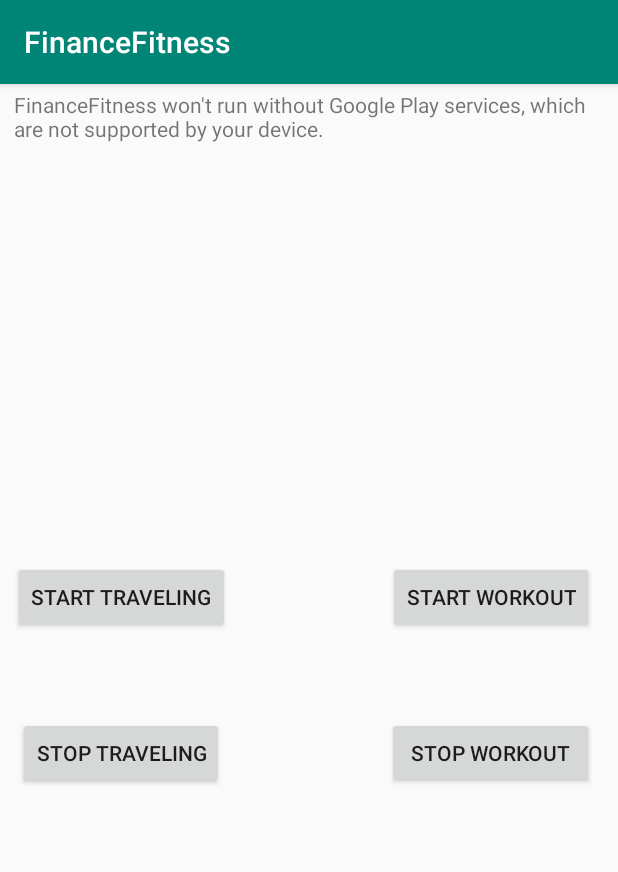
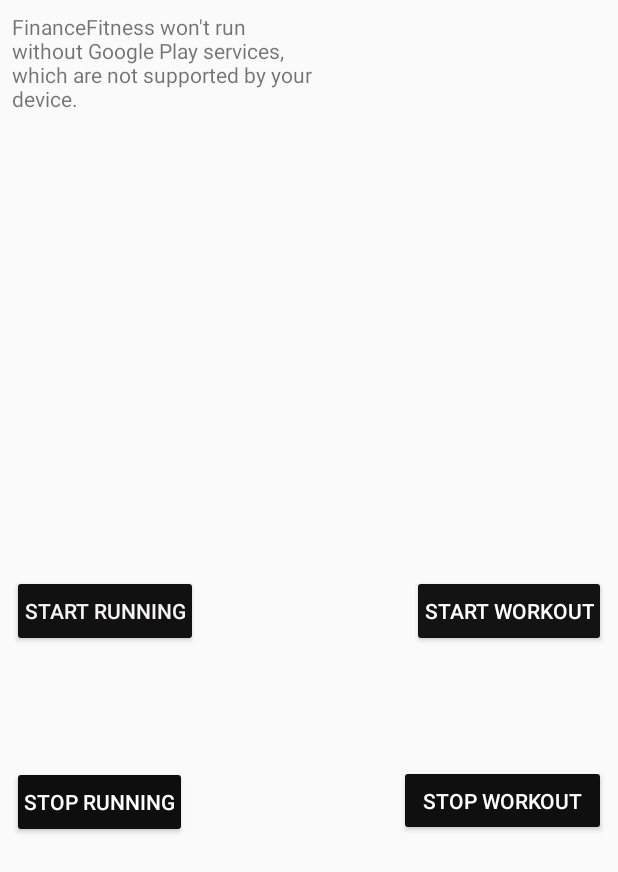
Before and after one commit to wedunsto/FinanceFitness, an Android app: the screen it shows after launch (MainActivity), on a phone screen of 412 x 824 dp. Shown: the top 872 px of the screen. Run offline under Robolectric (Android 15) with nearby library versions, the phone set to English and light mode, and no system bars; libraries missing offline, so code that uses them is left out: com.google.maps.android.

Commit message:
Adjusted color of buttons and component placement

```diff
--- a/app/src/main/java/com/example/financefitness/CalculateBudget.java
+++ b/app/src/main/java/com/example/financefitness/CalculateBudget.java
@@ -23,17 +23,18 @@ public class CalculateBudget {
 
     public void calculateTimeWorkedOut(WorkOutTimer workOutTimer){//Used to display additional money earned working out
         timeWorkedOut = workOutTimer.getTotalTimeWorkedOut();
-        fundsGeneratedWorkingOut += (timeWorkedOut*fundsPerMinute);
+        fundsGeneratedWorkingOut = (timeWorkedOut*fundsPerMinute);
+        totalFundsGenerated += fundsGeneratedWorkingOut;
     }
 
     public void calculateDistanceTraveled(LatLng start, LatLng stop){//Used to display additional money earned running
         distanceTraveled = (SphericalUtil.computeDistanceBetween(start,stop)) * (0.000621371);//gets distance traveled walking in miles
-        fundsGeneratedRunning += (distanceTraveled*fundsPerMile);
+        fundsGeneratedRunning = (distanceTraveled*fundsPerMile);
+        totalFundsGenerated += fundsGeneratedRunning;
     }
 
     public void displayFundsGenerated(TextView textView){
-        totalFundsGenerated = fundsGeneratedWorkingOut + fundsGeneratedRunning;
-        textView.setText("$"+String.format("%.2f",totalFundsGenerated));
+        textView.setText("$"+String.format("%.2f",totalFundsGenerated));//sets the text view to the total funds generated
     }
 
     public double getDistanceTraveled(){
--- a/app/src/main/java/com/example/financefitness/MainActivity.java
+++ b/app/src/main/java/com/example/financefitness/MainActivity.java
@@ -13,6 +13,9 @@ import android.support.v4.app.NotificationManagerCompat;
 import android.support.v7.app.AppCompatActivity;
 import android.os.Bundle;
 import android.view.View;
+import android.view.Window;
+import android.view.WindowManager;
+import android.widget.Button;
 import android.widget.TextView;
 
 import com.google.android.gms.location.FusedLocationProviderClient;
@@ -39,6 +42,11 @@ public class MainActivity extends AppCompatActivity implements OnMapReadyCallbac
     private TextView workOutTime;//Used to display total time working out
     private TextView fundsGenerated;//Used to display total funds generated working out and running
 
+    private Button startRunningButton;//Used to augment start running button
+    private Button stopRunningButton;//Used to augment stop running button
+    private Button startWorkout;//Used to augment start workout button
+    private Button stopWorkout;//Used to augment stop workout button
+
     private WorkOutTimer workOutTimer;//Used to gain access to class variables and methods
     private CalculateBudget calculateBudget;//Used to gain access to class variables and methods
 
@@ -62,6 +70,11 @@ public class MainActivity extends AppCompatActivity implements OnMapReadyCallbac
         totalDistanceTraveled = findViewById(R.id.distanceTraveled);
         workOutTime = findViewById(R.id.workOutTime);
         fundsGenerated = findViewById(R.id.fundsGenerated);
+        startRunningButton = findViewById(R.id.startButton);
+        stopRunningButton = findViewById(R.id.stopButton);
+        startWorkout = findViewById(R.id.startWorkOut);
+        stopWorkout = findViewById(R.id.stopWorkOut);
+
         workOutTimer = new  WorkOutTimer();
         calculateBudget = new CalculateBudget();
     }
@@ -72,6 +85,7 @@ public class MainActivity extends AppCompatActivity implements OnMapReadyCallbac
     }
 
     public void setStartLocation(View view){//Used to set the start location on the google map
+        startRunningButton.setText("Lets start running!");
         getStartLocation = LocationServices.getFusedLocationProviderClient(this);
         try{
             final Task<Location> task = getStartLocation.getLastLocation();
@@ -91,6 +105,7 @@ public class MainActivity extends AppCompatActivity implements OnMapReadyCallbac
     }
 
     public void setStopLocation(View view){//Used to set the stop location  on the google map
+        startRunningButton.setText("Start Traveling");
         getStopLocation = LocationServices.getFusedLocationProviderClient(this);
         try{
             final Task<Location> task = getStopLocation.getLastLocation();
@@ -102,6 +117,11 @@ public class MainActivity extends AppCompatActivity implements OnMapReadyCallbac
                     mMap.moveCamera(CameraUpdateFactory.newLatLngZoom(stopLocation,15));
                     mMap.addMarker(new MarkerOptions().position(stopLocation));//adds a marker at stop location
                     drawTravel();
+                    notifyMe("Running Update"
+                            ,"Ran for: "+calculateBudget.getDistanceTraveled()+" miles"
+                            ,"Displays how far you ran"
+                            ,"2");
+                    calculateBudget.calculateDistanceTraveled(startLocation,stopLocation);//calculates funds generated running
                     totalDistanceTraveled.setText("Traveled: "+calculateBudget.getDistanceTraveled()+" miles");//sets the text to the distance traveled
                     calculateBudget.displayFundsGenerated(fundsGenerated);//updates the text to the total funds generated
                     startLocation = stopLocation;//updates the start location to the stop location
@@ -123,11 +143,12 @@ public class MainActivity extends AppCompatActivity implements OnMapReadyCallbac
     }
 
     public void startTimer(View view){//Used to start the workout time
+        startWorkout.setText("Lets start working out!");
         workOutTimer.startWorkoutTimer(workOutTime);
     }
 
     public void stopTimer(View view){//Used to stop the workout timer
-        calculateBudget.calculateTimeWorkedOut(workOutTimer);//Used to calculate the money earned working out
+        startWorkout.setText("Start Workout");
         notifyMe("Workout Update"
                 ,"Workout Duration: "+workOutTimer.getTotalTimeWorkedOut()
                 ,"Displays how long you worked out"
--- a/app/src/main/java/com/example/financefitness/WorkOutTimer.java
+++ b/app/src/main/java/com/example/financefitness/WorkOutTimer.java
@@ -13,7 +13,7 @@ public class WorkOutTimer {
         countdown = new CountDownTimer(3_600_000,1000){//displays time spent working out
             @Override
             public void onTick(long millisUntilFinished) {
-                totalTimeWorkedOut = (59-((millisUntilFinished/60000)));
+                totalTimeWorkedOut = (59-(millisUntilFinished/60000));
                 secondsPassed +=1;
                 if(secondsPassed>59){//when seconds left equals 0 reset to 59
                     secondsPassed=0;
--- a/app/src/main/res/layout/activity_main.xml
+++ b/app/src/main/res/layout/activity_main.xml
@@ -9,104 +9,152 @@
     <fragment
         android:id="@+id/map"
         android:name="com.google.android.gms.maps.SupportMapFragment"
-        android:layout_width="393dp"
-        android:layout_height="306dp"
+        android:layout_width="202dp"
+        android:layout_height="290dp"
+        android:layout_margin="8dp"
         android:layout_marginStart="8dp"
-        android:layout_marginLeft="8dp"
-        android:layout_marginTop="4dp"
+        android:layout_marginTop="8dp"
+        android:layout_marginEnd="8dp"
+        android:layout_marginBottom="8dp"
+        app:layout_constraintBottom_toBottomOf="parent"
         app:layout_constraintEnd_toEndOf="parent"
-        app:layout_constraintHorizontal_bias="0.1"
+        app:layout_constraintHorizontal_bias="0.0"
         app:layout_constraintStart_toStartOf="parent"
-        app:layout_constraintTop_toTopOf="parent" />
+        app:layout_constraintTop_toTopOf="parent"
+        app:layout_constraintVertical_bias="0.0" />
 
     <Button
         android:id="@+id/startButton"
         android:layout_width="wrap_content"
         android:layout_height="wrap_content"
+        android:layout_margin="8dp"
         android:layout_marginStart="8dp"
         android:layout_marginTop="8dp"
         android:layout_marginEnd="8dp"
+        android:layout_marginBottom="8dp"
+        android:backgroundTint="#111111"
         android:onClick="setStartLocation"
-        android:text="Start Traveling"
-        app:layout_constraintEnd_toStartOf="@+id/stopWorkOut"
-        app:layout_constraintHorizontal_bias="0.004"
+        android:padding="8dp"
+        android:text="Start Running"
+        android:textColor="#F7F3F3"
+        app:layout_constraintBottom_toBottomOf="parent"
+        app:layout_constraintEnd_toEndOf="parent"
+        app:layout_constraintHorizontal_bias="0.0"
         app:layout_constraintStart_toStartOf="parent"
-        app:layout_constraintTop_toBottomOf="@+id/map" />
+        app:layout_constraintTop_toTopOf="parent"
+        app:layout_constraintVertical_bias="0.494" />
 
     <Button
         android:id="@+id/stopButton"
         android:layout_width="wrap_content"
         android:layout_height="wrap_content"
+        android:layout_margin="8dp"
         android:layout_marginStart="8dp"
-        android:layout_marginTop="56dp"
+        android:layout_marginTop="8dp"
         android:layout_marginEnd="8dp"
+        android:layout_marginBottom="8dp"
+        android:backgroundTint="#0E0E0E"
         android:onClick="setStopLocation"
-        android:text="Stop Traveling"
-        app:layout_constraintEnd_toStartOf="@+id/startWorkOut"
-        app:layout_constraintHorizontal_bias="0.039"
+        android:padding="8dp"
+        android:text="Stop Running"
+        android:textColor="#FFFFFF"
+        app:layout_constraintBottom_toBottomOf="parent"
+        app:layout_constraintEnd_toEndOf="parent"
+        app:layout_constraintHorizontal_bias="0.0"
         app:layout_constraintStart_toStartOf="parent"
-        app:layout_constraintTop_toBottomOf="@+id/startButton" />
+        app:layout_constraintTop_toTopOf="parent"
+        app:layout_constraintVertical_bias="0.661" />
 
     <Button
         android:id="@+id/startWorkOut"
         android:layout_width="wrap_content"
         android:layout_height="wrap_content"
+        android:layout_margin="8dp"
+        android:layout_marginStart="8dp"
         android:layout_marginTop="8dp"
-        android:layout_marginEnd="16dp"
+        android:layout_marginEnd="8dp"
+        android:layout_marginBottom="8dp"
+        android:backgroundTint="#131313"
         android:onClick="startTimer"
+        android:padding="8dp"
         android:text="Start Workout"
+        android:textColor="#FFFFFF"
+        app:layout_constraintBottom_toBottomOf="parent"
         app:layout_constraintEnd_toEndOf="parent"
-        app:layout_constraintTop_toBottomOf="@+id/map" />
+        app:layout_constraintHorizontal_bias="1.0"
+        app:layout_constraintStart_toStartOf="parent"
+        app:layout_constraintTop_toTopOf="parent"
+        app:layout_constraintVertical_bias="0.494" />
 
     <Button
         android:id="@+id/stopWorkOut"
         android:layout_width="138dp"
         android:layout_height="47dp"
-        android:layout_marginTop="112dp"
-        android:layout_marginEnd="16dp"
+        android:layout_margin="8dp"
+        android:layout_marginStart="8dp"
+        android:layout_marginTop="8dp"
+        android:layout_marginEnd="8dp"
+        android:layout_marginBottom="8dp"
+        android:backgroundTint="#0F0F0F"
         android:onClick="stopTimer"
+        android:padding="8dp"
         android:text="Stop Workout"
+        android:textColor="#FFFFFF"
+        app:layout_constraintBottom_toBottomOf="parent"
         app:layout_constraintEnd_toEndOf="parent"
-        app:layout_constraintTop_toBottomOf="@+id/map" />
+        app:layout_constraintHorizontal_bias="1.0"
+        app:layout_constraintStart_toStartOf="parent"
+        app:layout_constraintTop_toTopOf="parent"
+        app:layout_constraintVertical_bias="0.66" />
 
     <TextView
         android:id="@+id/distanceTraveled"
-        android:layout_width="222dp"
-        android:layout_height="40dp"
-        android:layout_marginStart="16dp"
+        android:layout_width="121dp"
+        android:layout_height="38dp"
+        android:layout_margin="8dp"
+        android:layout_marginStart="8dp"
         android:layout_marginTop="8dp"
         android:layout_marginEnd="8dp"
         android:layout_marginBottom="8dp"
+        android:padding="8dp"
         android:text=""
-        app:layout_constraintBottom_toTopOf="@+id/stopButton"
-        app:layout_constraintEnd_toStartOf="@+id/workOutTime"
+        app:layout_constraintBottom_toBottomOf="parent"
+        app:layout_constraintEnd_toEndOf="parent"
         app:layout_constraintHorizontal_bias="0.0"
         app:layout_constraintStart_toStartOf="parent"
-        app:layout_constraintTop_toBottomOf="@+id/startButton"
-        app:layout_constraintVertical_bias="0.0" />
+        app:layout_constraintTop_toTopOf="parent"
+        app:layout_constraintVertical_bias="0.57" />
 
     <TextView
         android:id="@+id/workOutTime"
         android:layout_width="128dp"
         android:layout_height="43dp"
+        android:layout_margin="8dp"
+        android:layout_marginStart="8dp"
         android:layout_marginTop="8dp"
-        android:layout_marginEnd="16dp"
+        android:layout_marginEnd="8dp"
         android:layout_marginBottom="8dp"
+        android:padding="8dp"
         android:text=""
-        app:layout_constraintBottom_toBottomOf="@+id/stopWorkOut"
+        app:layout_constraintBottom_toBottomOf="parent"
         app:layout_constraintEnd_toEndOf="parent"
-        app:layout_constraintTop_toBottomOf="@+id/map"
-        app:layout_constraintVertical_bias="0.54" />
+        app:layout_constraintHorizontal_bias="1.0"
+        app:layout_constraintStart_toStartOf="parent"
+        app:layout_constraintTop_toTopOf="parent"
+        app:layout_constraintVertical_bias="0.574" />
 
     <TextView
         android:id="@+id/fundsGenerated"
         android:layout_width="131dp"
         android:layout_height="89dp"
+        android:layout_marginStart="8dp"
         android:layout_marginTop="8dp"
+        android:layout_marginEnd="8dp"
         android:layout_marginBottom="8dp"
+        android:gravity="center"
         app:layout_constraintBottom_toBottomOf="parent"
         app:layout_constraintEnd_toEndOf="parent"
         app:layout_constraintStart_toStartOf="parent"
-        app:layout_constraintTop_toBottomOf="@+id/stopWorkOut"
-        app:layout_constraintVertical_bias="0.582" />
+        app:layout_constraintTop_toTopOf="parent"
+        app:layout_constraintVertical_bias="0.795" />
 </android.support.constraint.ConstraintLayout>
--- a/app/src/main/res/values/styles.xml
+++ b/app/src/main/res/values/styles.xml
@@ -1,7 +1,7 @@
 <resources>
 
     <!-- Base application theme. -->
-    <style name="AppTheme" parent="Theme.AppCompat.Light.DarkActionBar">
+    <style name="AppTheme" parent="Theme.AppCompat.Light.NoActionBar">
         <!-- Customize your theme here. -->
         <item name="colorPrimary">@color/colorPrimary</item>
         <item name="colorPrimaryDark">@color/colorPrimaryDark</item>
```
